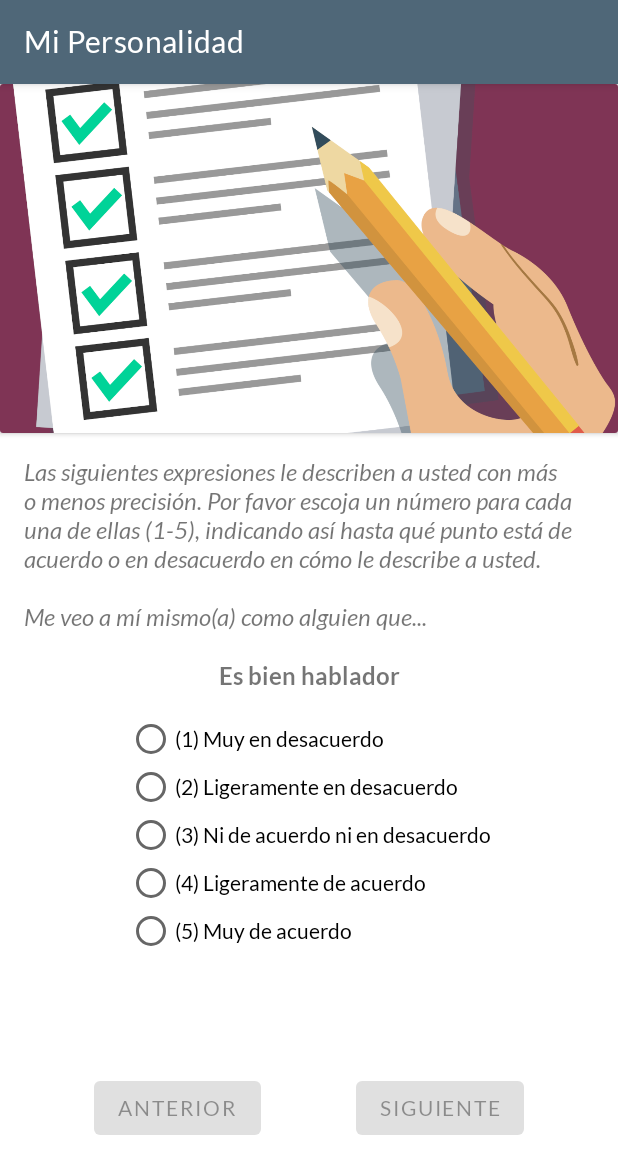
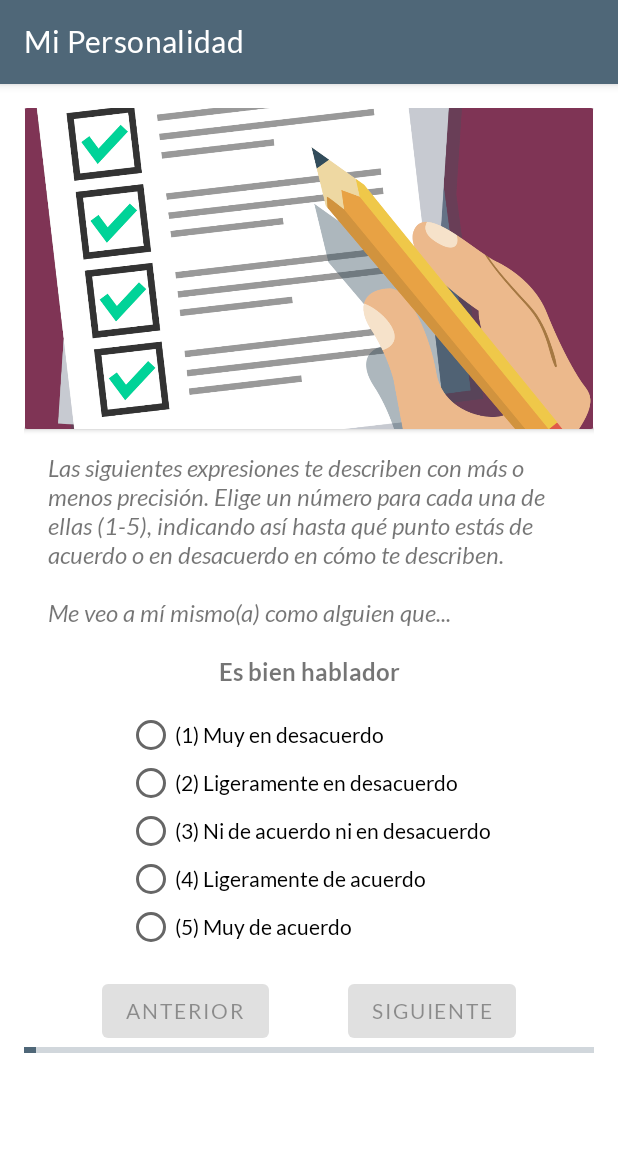
Before and after one commit to elmugrearturo/PsychometricsApp, an Android app: the BFIFragment screen opened through its navigation route, on a phone screen of 412 x 824 dp. Shown: the top 1174 px of the screen. Run offline under Robolectric (Android 15) with nearby library versions, the phone set to English and light mode, and no system bars; our stand-ins replace Room's generated code.

Commit message:
Implemented Progress Indicator in Test view.

```diff
--- a/app/src/main/assets/bfi_questions.json
+++ b/app/src/main/assets/bfi_questions.json
@@ -1,6 +1,6 @@
 {
 	"instructions" : {
-		"es" : "Las siguientes expresiones le describen a usted con más o menos precisión. Por favor escoja un número para cada una de ellas (1-5), indicando así hasta qué punto está de acuerdo o en desacuerdo en cómo le describe a usted.\n\nMe veo a mí mismo(a) como alguien que...\n"
+		"es" : "Las siguientes expresiones te describen con más o menos precisión. Elige un número para cada una de ellas (1-5), indicando así hasta qué punto estás de acuerdo o en desacuerdo en cómo te describen.\n\nMe veo a mí mismo(a) como alguien que...\n"
 	},
 	"answers": [
 		{
--- a/app/src/main/java/com/example/mipersonalidad/BFIFragment.kt
+++ b/app/src/main/java/com/example/mipersonalidad/BFIFragment.kt
@@ -17,6 +17,7 @@ import androidx.room.Room
 import com.example.mipersonalidad.models.QuestionBFI
 import com.example.mipersonalidad.room.AppDatabase
 import com.example.mipersonalidad.room.BFIScores
+import com.google.android.material.progressindicator.LinearProgressIndicator
 import kotlinx.coroutines.launch
 
 import org.json.JSONObject
@@ -76,6 +77,7 @@ class BFIFragment : Fragment() {
         val previousButton = view.findViewById<Button>(R.id.previousQuestionButton)
         val nextButton = view.findViewById<Button>(R.id.nextQuestionButton)
         val radioGroup = view.findViewById<RadioGroup>(R.id.answerOptions)
+        val progressIndicator = view.findViewById<LinearProgressIndicator>(R.id.progressIndicator)
 
         // Enable next on selection
         radioGroup.setOnCheckedChangeListener { _, _ ->
@@ -92,6 +94,7 @@ class BFIFragment : Fragment() {
 
             if (currentQuestionIndex < questionList.size - 1) {
                 currentQuestionIndex++
+                progressIndicator.progress++
                 displayQuestion(currentQuestionIndex)
             } else {
                 // Submit the test and show results
@@ -123,6 +126,7 @@ class BFIFragment : Fragment() {
         previousButton.setOnClickListener {
             if (currentQuestionIndex > 0) {
                 currentQuestionIndex--
+                progressIndicator.progress--
                 displayQuestion(currentQuestionIndex)
             }
         }
--- a/app/src/main/java/com/example/mipersonalidad/TestSelectionFragment.kt
+++ b/app/src/main/java/com/example/mipersonalidad/TestSelectionFragment.kt
@@ -1,5 +1,6 @@
 package com.example.mipersonalidad
 
+import android.app.AlertDialog
 import android.content.Intent
 import android.os.Bundle
 import androidx.fragment.app.Fragment
@@ -52,6 +53,7 @@ class TestSelectionFragment : Fragment() {
 
         val informationButton = view.findViewById<Button>(R.id.btnBFIInformation)
         val resultsButton = view.findViewById<Button>(R.id.btnBFITestResults)
+        val researchButton = view.findViewById<Button>(R.id.btnResearch)
 
         val db = Room.databaseBuilder(
             requireContext(),
@@ -61,10 +63,17 @@ class TestSelectionFragment : Fragment() {
         lifecycleScope.launch {
             val rowCount = db.bfiDao().getRowCount()
             if(rowCount == 0){
+                // Research and results button are inactive
+                // until having results
                 resultsButton.isEnabled = false
+                researchButton.isEnabled = false
             }else{
                 if(!resultsButton.isEnabled){
                     resultsButton.isEnabled = true
+                }
+
+                if(!researchButton.isEnabled){
+                    researchButton.isEnabled = true
                 }
             }
         }
@@ -83,6 +92,17 @@ class TestSelectionFragment : Fragment() {
         resultsButton.setOnClickListener {
             // Load BFI Results Fragment
             findNavController().navigate(R.id.action_firstFragment_to_bfiResultsFragment)
+        }
+
+        researchButton.setOnClickListener{
+            val alertDialogBuilder = AlertDialog.Builder(requireContext())
+            with(alertDialogBuilder)
+            {
+                setTitle("Proyectos de Investigación")
+                setMessage("Por el momento no tenemos ningún proyecto activo.\n\nGracias por tu interés.")
+                setNeutralButton("Aceptar", null)
+                show()
+            }
         }
     }
 
--- a/app/src/main/res/layout/fragment_b_f_i.xml
+++ b/app/src/main/res/layout/fragment_b_f_i.xml
@@ -1,11 +1,17 @@
 <?xml version="1.0" encoding="utf-8"?>
 
-<androidx.constraintlayout.widget.ConstraintLayout xmlns:android="http://schemas.android.com/apk/res/android"
+<androidx.core.widget.NestedScrollView
+    xmlns:android="http://schemas.android.com/apk/res/android"
+    xmlns:tools="http://schemas.android.com/tools"
     xmlns:app="http://schemas.android.com/apk/res-auto"
-        xmlns:tools="http://schemas.android.com/tools"
     android:layout_width="match_parent"
     android:layout_height="match_parent"
+    android:padding="16dp"
     tools:context=".BFIFragment">
+
+    <androidx.constraintlayout.widget.ConstraintLayout
+        android:layout_width="match_parent"
+        android:layout_height="match_parent">
 
         <androidx.cardview.widget.CardView
             android:id="@+id/bfiBanner"
@@ -68,28 +74,43 @@
             <!-- Radio buttons for answer options -->
         </RadioGroup>
 
-    <Button
+        <com.google.android.material.button.MaterialButton
             android:id="@+id/previousQuestionButton"
             android:layout_width="wrap_content"
             android:layout_height="wrap_content"
             app:layout_constraintTop_toBottomOf="@id/answerOptions"
-        app:layout_constraintBottom_toBottomOf="parent"
+            app:layout_constraintBottom_toTopOf="@id/progressIndicator"
             app:layout_constraintEnd_toStartOf="@id/nextQuestionButton"
             app:layout_constraintStart_toStartOf="parent"
             app:layout_constraintHorizontal_bias="0.5"
             android:layout_marginTop="16dp"
             android:text="Anterior" />
 
-    <Button
+        <com.google.android.material.button.MaterialButton
             android:id="@+id/nextQuestionButton"
             android:layout_width="wrap_content"
             android:layout_height="wrap_content"
             app:layout_constraintTop_toBottomOf="@id/answerOptions"
             app:layout_constraintStart_toEndOf="@id/previousQuestionButton"
             app:layout_constraintEnd_toEndOf="parent"
-        app:layout_constraintBottom_toBottomOf="parent"
+            app:layout_constraintBottom_toTopOf="@id/progressIndicator"
             app:layout_constraintHorizontal_bias="0.5"
             android:layout_marginTop="16dp"
             android:text="Siguiente" />
 
+        <com.google.android.material.progressindicator.LinearProgressIndicator
+            android:id="@+id/progressIndicator"
+            android:layout_width="wrap_content"
+            android:layout_height="wrap_content"
+            android:max="44"
+            android:progress="1"
+            app:layout_constraintStart_toStartOf="parent"
+            app:layout_constraintEnd_toEndOf="parent"
+            app:layout_constraintBottom_toBottomOf="parent"
+            android:layout_marginTop="16dp">
+
+        </com.google.android.material.progressindicator.LinearProgressIndicator>
+
     </androidx.constraintlayout.widget.ConstraintLayout>
+
+</androidx.core.widget.NestedScrollView>
--- a/app/src/main/res/values/strings.xml
+++ b/app/src/main/res/values/strings.xml
@@ -3,6 +3,7 @@
     <string name="btnBFIInformation">Información sobre los cinco factores</string>
     <string name="btnBFITest">Responder test</string>
     <string name="btnBFITestResults">Ver últimos resultados</string>
+    <string name="btnResearch">Apoyar en proyectos de investigación</string>
     <string name="btnOther">Other</string>
 
     <string name="information_title">El modelo de los cinco factores de la personalidad</string>
```
Also changed, not shown: app/src/main/java/com/example/mipersonalidad/BFIResultsFragment.kt (+10 -5 lines), app/src/main/res/layout/fragment_test_selection.xml (+2 -10 lines). Lines whose indentation alone changed are shown as unchanged.
